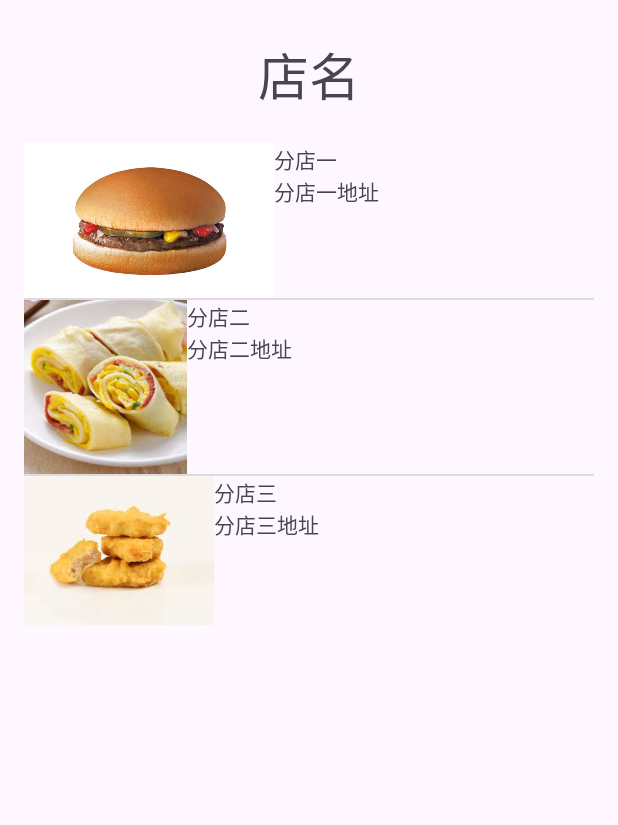
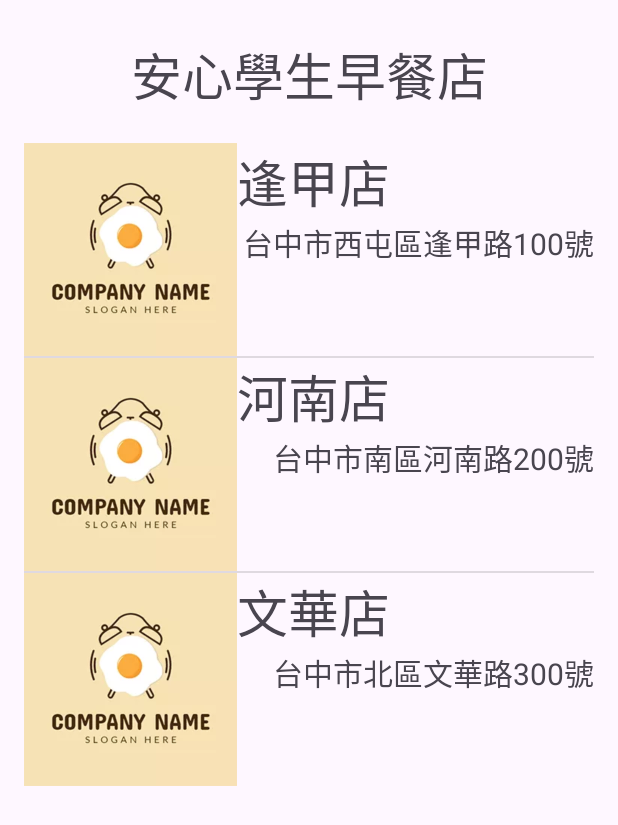
Before and after one commit to Amy481/BreakfastOrderApp, an Android app: the screen it shows after launch (MainActivity), on a phone screen of 412 x 824 dp. Shown: the top 825 px of the screen. Run offline under Robolectric (Android 15) with nearby library versions, the phone set to English and light mode, and no system bars.

Commit message:
1.可以從購物車中刪除餐點：點選餐點後跳出視窗，案確定後刪除餐點 2.增加客製化選項，增加刪除客製化選項功能 3.更改店面圖片&名稱

```diff
--- a/app/src/main/java/fcu/app/breakfast/ui/cart/CartDatabase.java
+++ b/app/src/main/java/fcu/app/breakfast/ui/cart/CartDatabase.java
@@ -3,6 +3,7 @@ package fcu.app.breakfast.ui.cart;
 import android.content.ContentValues;
 import android.database.Cursor;
 import android.database.sqlite.SQLiteDatabase;
+import android.widget.Toast;
 
 import androidx.appcompat.app.AppCompatActivity;
 
@@ -107,4 +108,8 @@ public class CartDatabase { // 購物車資料庫
     public void close() {
         db.close();
     }
+
+    public void deleteCartItem(int cartItemId) {
+        db.delete("Shopping", "_id = ?", new String[]{String.valueOf(cartItemId)});
+    }
 }
--- a/app/src/main/java/fcu/app/breakfast/ui/home/MainActivity.java
+++ b/app/src/main/java/fcu/app/breakfast/ui/home/MainActivity.java
@@ -31,36 +31,23 @@ public class MainActivity extends AppCompatActivity {
 
     lvStores=findViewById(R.id.lv_stores);
 
-    List<StoresItem> srores=new ArrayList<StoresItem>();
-    srores.add(new StoresItem(R.drawable.image_1,"分店一","分店一地址"));
-    srores.add(new StoresItem(R.drawable.image_2,"分店二","分店二地址"));
-    srores.add(new StoresItem(R.drawable.image_3,"分店三","分店三地址"));
-    StoresListViewAdapter adapter=new StoresListViewAdapter(this,srores);
+    List<StoresItem> stores=new ArrayList<StoresItem>();
+    stores.add(new StoresItem(R.drawable.icon,"逢甲店","台中市西屯區逢甲路100號"));
+    stores.add(new StoresItem(R.drawable.icon,"河南店","台中市南區河南路200號"));
+    stores.add(new StoresItem(R.drawable.icon,"文華店","台中市北區文華路300號"));
+    StoresListViewAdapter adapter=new StoresListViewAdapter(this,stores);
     lvStores.setAdapter(adapter);
 
     lvStores.setOnItemClickListener(new AdapterView.OnItemClickListener() {
       @Override
       public void onItemClick(AdapterView<?> adapterView, View view, int position, long id) {
-        Toast.makeText(MainActivity.this,"選擇"+String.valueOf(position), Toast.LENGTH_SHORT).show();
+        StoresItem selectedStore = stores.get(position);
+        String selectedStoreName = selectedStore.getstoreName();
+
+        Toast.makeText(MainActivity.this,"選擇"+selectedStoreName, Toast.LENGTH_SHORT).show();
         Intent intent = new Intent(MainActivity.this, Menu.class);
         startActivity(intent);
       }
     });
-
-    /* 測試用，用來找資料放置位置
-    File prjDir = this.getFilesDir();
-    File helloText = new File(prjDir, "hello.txt");
-
-    try {
-      FileOutputStream out = new FileOutputStream(helloText);
-      String hello = "Hello World!\nHello FCU!";
-      byte[] helloBytes = hello.getBytes();
-      out.write(helloBytes);
-      out.close();
-    } catch (FileNotFoundException e){
-      throw new RuntimeException(e);
-    } catch (IOException e){
-      throw new RuntimeException(e);
-    }*/
   }
 }
--- a/app/src/main/java/fcu/app/breakfast/ui/home/StoresListViewAdapter.java
+++ b/app/src/main/java/fcu/app/breakfast/ui/home/StoresListViewAdapter.java
@@ -44,8 +44,8 @@ public class StoresListViewAdapter extends BaseAdapter {
         iv.setImageResource(food.getImageId());
         iv.setScaleType((ImageView.ScaleType.CENTER_CROP));
         iv.setAdjustViewBounds(true);
-        iv.setMaxHeight(500);
-        iv.setMaxWidth(500);
+        iv.setMaxHeight(1000);
+
 
         TextView tvFoodPrice = view.findViewById(R.id.tv_store_name);
         tvFoodPrice.setText(String.valueOf(food.getstoreName()));
--- a/app/src/main/java/fcu/app/breakfast/ui/menu/BuildMenu.java
+++ b/app/src/main/java/fcu/app/breakfast/ui/menu/BuildMenu.java
@@ -21,7 +21,7 @@ public class BuildMenu {
                 "mainmeal 雞柳捲餅 柔韌餅皮捲炸雞柳搭配美乃滋 45 burrito",
                 "mainmeal 可頌三明治 酥到掉渣可頌麵包夾火腿生菜 45 croissant",
                 "mainmeal 蛋餅 經典不敗 35 eggcake",
-                "mainmeal 培根義麵 煎培根與白醬義大利麵 75 image_3",
+                "mainmeal 培根義麵 煎培根與白醬義大利麵 75 pasta",
                 "mainmeal 小籠包 一籠7顆，湯汁豐富 70 xiaolongbao",
                 "snack 薯條 外酥內軟他配番茄醬 30 fries",
                 "snack 荷包蛋 一顆單面煎太陽蛋 15 egg",
@@ -34,7 +34,7 @@ public class BuildMenu {
                 "drink 紅茶 古早味紅茶 15 blacktea",
                 "drink 奶茶 香甜奶茶 25 milktea",
                 "drink 豆漿 純正豆香 15 soybean",
-                "drink 玉米濃湯 限量供應 35 cornsoup"};
+                "snack 玉米濃湯 限量供應 35 cornsoup"};
 
         // 讀取陣列 分割字串
         for(String x: mealliat){
--- a/app/src/main/java/fcu/app/breakfast/ui/menu/Menu.java
+++ b/app/src/main/java/fcu/app/breakfast/ui/menu/Menu.java
@@ -5,6 +5,7 @@ import android.os.Bundle;
 import android.view.View;
 import android.widget.AdapterView;
 import android.widget.ListView;
+import android.widget.TextView;
 
 import com.google.android.material.tabs.TabLayout;
 
--- a/app/src/main/res/layout/activity_main.xml
+++ b/app/src/main/res/layout/activity_main.xml
@@ -13,7 +13,7 @@
         android:layout_marginStart="16dp"
         android:layout_marginTop="24dp"
         android:layout_marginEnd="16dp"
-        android:text="店名"
+        android:text="安心學生早餐店"
         android:textSize="34sp"
         app:layout_constraintEnd_toEndOf="parent"
         app:layout_constraintStart_toStartOf="parent"
--- a/app/src/main/res/layout/stores_item_layout.xml
+++ b/app/src/main/res/layout/stores_item_layout.xml
@@ -24,13 +24,16 @@
         android:id="@+id/tv_store_name"
         android:layout_width="match_parent"
         android:layout_height="wrap_content"
-        android:text="TextView" />
+        android:text="TextView"
+        android:textSize="34sp" />
 
     <TextView
         android:id="@+id/tv_store_address"
         android:layout_width="match_parent"
         android:layout_height="wrap_content"
-        android:text="TextView" />
+        android:text="TextView"
+        android:textAlignment="viewEnd"
+        android:textSize="20sp" />
   </LinearLayout>
 
 </LinearLayout>
```
Also changed, not shown: app/src/main/java/fcu/app/breakfast/ui/cart/Cart.java (+54 -5 lines), app/src/main/java/fcu/app/breakfast/ui/cart/Product.java (+29 -12 lines), app/src/main/java/fcu/app/breakfast/ui/menu/ListViewAdapter.java (deleted, +0 -54 lines), app/src/main/java/fcu/app/breakfast/ui/menu/pageview/PlaceholderFragment.java (+3 -6 lines), app/src/main/res/layout/activity_menu.xml (+1 -11 lines), app/src/main/res/layout/fragment_menu.xml (+12 -23 lines), app/src/main/res/layout/meal_items_in_cart.xml (+5 -4 lines), app/src/main/res/drawable/icon.jpg (added).
